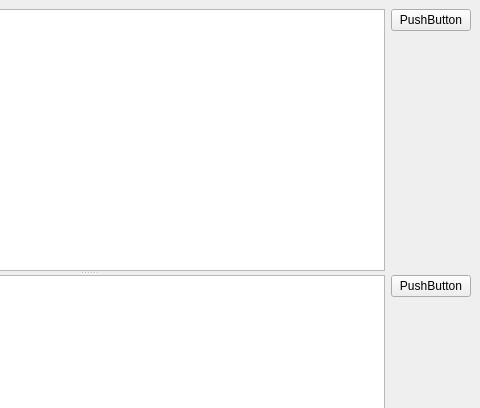
nstrikos/network-chat, file mainwindow.ui: the form before one commit; both pictures show x 303 to 783 and y 0 to 408 of the 783 by 567 pixel window.
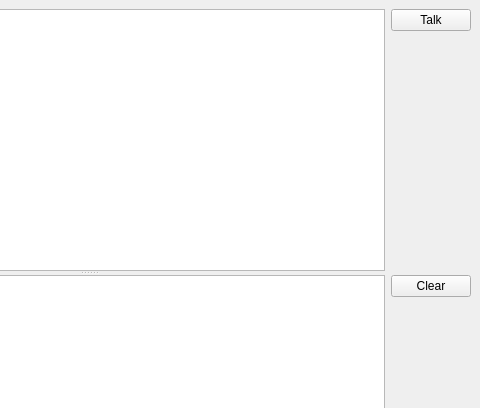
The form after the commit.

Diff of the .ui file:
```diff
--- a/mainwindow.ui
+++ b/mainwindow.ui
@@ -20,7 +20,7 @@
       <property name="orientation">
        <enum>Qt::Vertical</enum>
       </property>
-      <widget class="QWidget" name="">
+      <widget class="QWidget" name="layoutWidget">
        <layout class="QHBoxLayout" name="horizontalLayout">
         <item>
          <widget class="QTextEdit" name="textEdit"/>
@@ -30,7 +30,7 @@
           <item>
            <widget class="QPushButton" name="pushButton">
             <property name="text">
-             <string>PushButton</string>
+             <string>Talk</string>
             </property>
            </widget>
           </item>
@@ -51,7 +51,7 @@
         </item>
        </layout>
       </widget>
-      <widget class="QWidget" name="">
+      <widget class="QWidget" name="layoutWidget">
        <layout class="QHBoxLayout" name="horizontalLayout_2">
         <item>
          <widget class="QTextEdit" name="textEdit_2">
@@ -65,7 +65,7 @@
           <item>
            <widget class="QPushButton" name="pushButton_2">
             <property name="text">
-             <string>PushButton</string>
+             <string>Clear</string>
             </property>
            </widget>
           </item>
```
Left out of the diff: 8 changed lines with no effect on the pictures.
